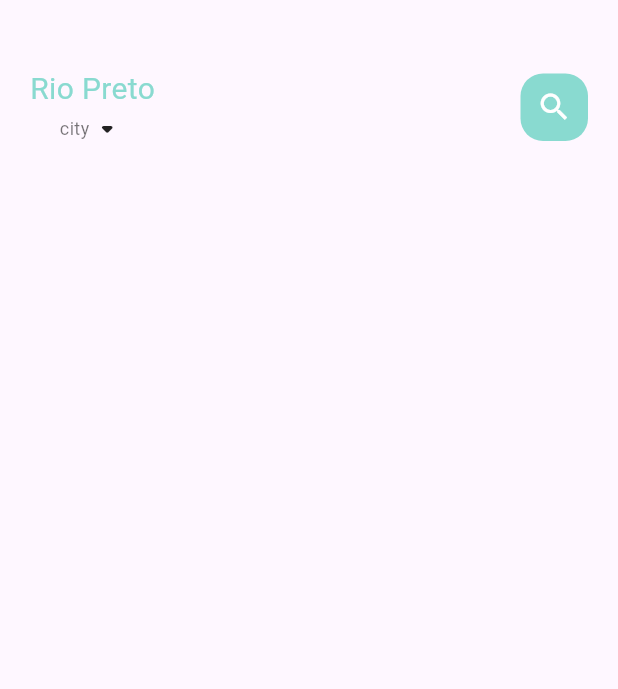
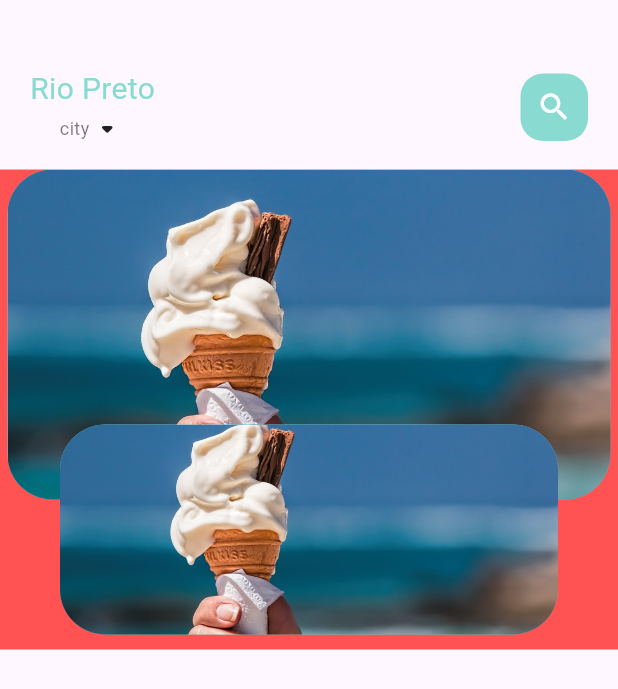
Before and after one commit to DevSamuelBrito/E-commerce-App, a Flutter app: the screen it shows after launch, on a phone screen of 412 x 824 dp. Shown: the top 689 px of the screen. Run offline on Flutter 3.47's test engine with Material 3 defaults, Android fonts, the phone set to English and light mode, and no system bars.

Commit message:
build the body of the page

```diff
--- /dev/null
+++ b/lib/home/food_page_body.dart
@@ -0,0 +1,59 @@
+import 'package:flutter/material.dart';
+import 'package:flutter/widgets.dart';
+
+class FoodPageBody extends StatefulWidget {
+  const FoodPageBody({super.key});
+
+  @override
+  State<FoodPageBody> createState() => _FoodPageBodyState();
+}
+
+class _FoodPageBodyState extends State<FoodPageBody> {
+  @override
+  Widget build(BuildContext context) {
+    return Container(
+      color: Colors.redAccent,
+      height: 320,
+      child: PageView.builder(
+        itemCount: 5,
+        itemBuilder: (context, position) {
+          return _buildPageItem(position);
+        },
+      ),
+    );
+  }
+
+  Widget _buildPageItem(int index) {
+    return Stack(
+      children: [
+        Container(
+          height: 220,
+          margin: EdgeInsets.only(left: 5, right: 5),
+          decoration: BoxDecoration(
+            borderRadius: BorderRadius.circular(30),
+            color: index.isEven ? Color(0xFF69c5df) : Color(0xFF9294cc),
+            image: DecorationImage(
+              fit: BoxFit.cover,
+              image: AssetImage("assets/image/food1.jpg"),
+            ),
+          ),
+        ),
+        Align(
+          alignment: Alignment.bottomCenter,
+          child: Container(
+            height: 140,
+            margin: EdgeInsets.only(left: 40, right: 40,bottom: 10),
+            decoration: BoxDecoration(
+              borderRadius: BorderRadius.circular(30),
+              color: index.isEven ? Color(0xFF69c5df) : Color(0xFF9294cc),
+              image: DecorationImage(
+                fit: BoxFit.cover,
+                image: AssetImage("assets/image/food1.jpg"),
+              ),
+            ),
+          ),
+        ),
+      ],
+    );
+  }
+}
--- a/lib/home/main_food_page.dart
+++ b/lib/home/main_food_page.dart
@@ -1,3 +1,4 @@
+import 'package:ecommerce_app/home/food_page_body.dart';
 import 'package:ecommerce_app/utils/colors.dart';
 import 'package:ecommerce_app/widgets/bid_text.dart';
 import 'package:ecommerce_app/widgets/small_text.dart';
@@ -55,7 +56,8 @@ class _MainFoodPageState extends State<MainFoodPage> {
                 ],
               ),
             ),
-          )
+          ),
+          FoodPageBody(),
         ],
       ),
     );
--- a/pubspec.yaml
+++ b/pubspec.yaml
@@ -59,9 +59,9 @@ flutter:
   uses-material-design: true
 
   # To add assets to your application, add an assets section, like this:
-  # assets:
-  #   - images/a_dot_burr.jpeg
-  #   - images/a_dot_ham.jpeg
+  assets:
+    - assets/image/
+
 
   # An image asset can refer to one or more resolution-specific "variants", see
   # https://flutter.dev/assets-and-images/#resolution-aware
```
Also changed, not shown: assets/food1.jpg (added), assets/image/food1.jpg (added).
